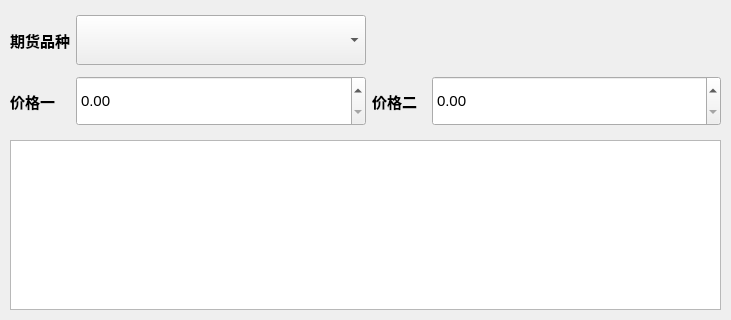
Before: the Qt Designer form ui/short_term_trading.ui in AchillesL/EnergyX, drawn with Qt 5.
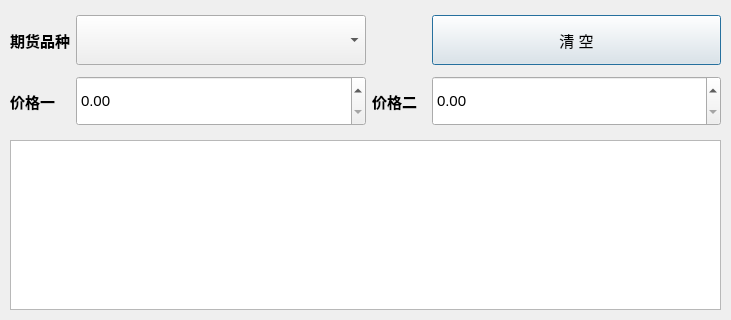
After: the same form once the commit is applied.

Patch:
```diff
--- a/ui/short_term_trading.ui
+++ b/ui/short_term_trading.ui
@@ -177,6 +177,24 @@
       </property>
      </widget>
     </item>
+    <item row="0" column="3">
+     <widget class="QPushButton" name="pushButton_empty">
+      <property name="minimumSize">
+       <size>
+        <width>0</width>
+        <height>50</height>
+       </size>
+      </property>
+      <property name="font">
+       <font>
+        <pointsize>11</pointsize>
+       </font>
+      </property>
+      <property name="text">
+       <string>清 空</string>
+      </property>
+     </widget>
+    </item>
    </layout>
   </widget>
  </widget>
```
